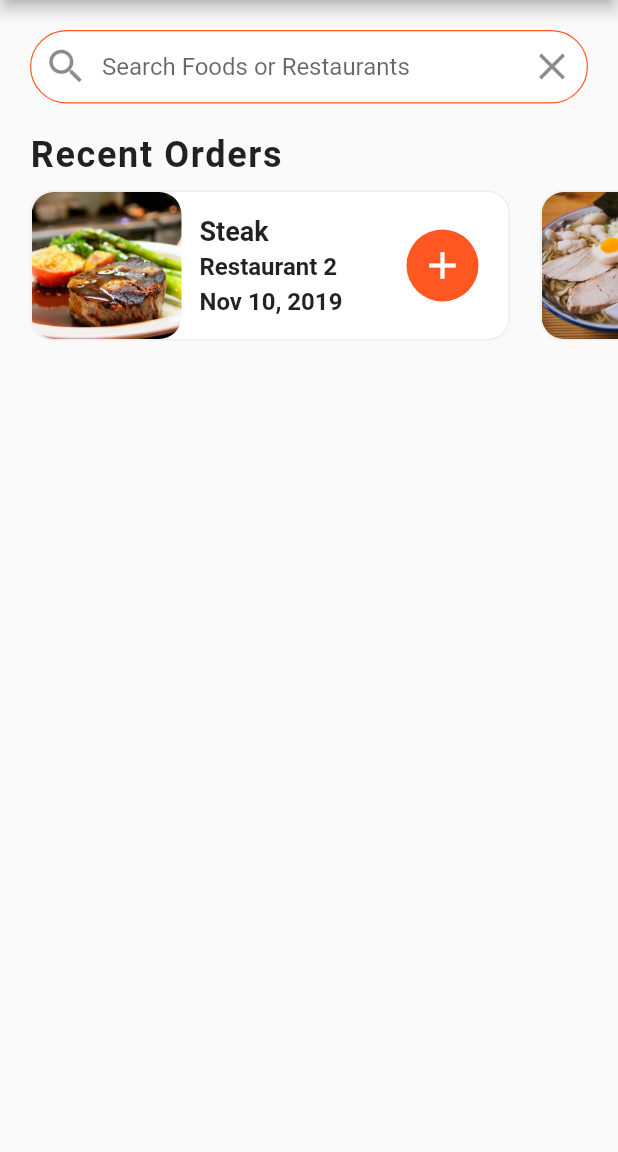
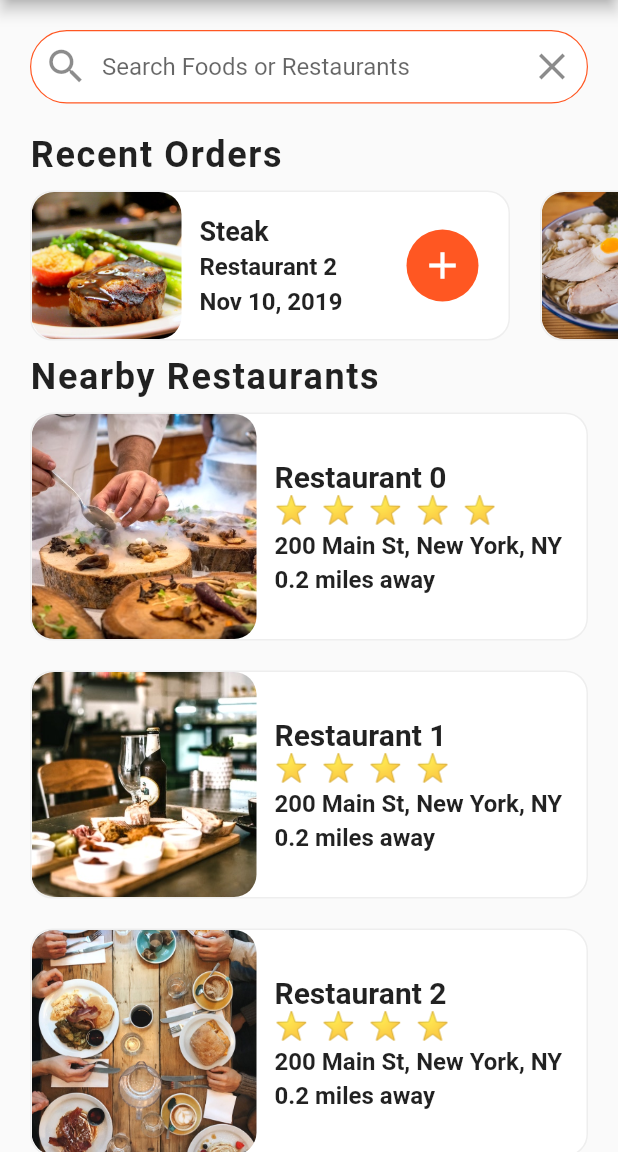
Before and after one commit to Uzcoding/food_delivery_ui, a Flutter app: the screen it shows after launch, on a phone screen of 412 x 824 dp, the part 84-1236 px from its top. Run offline on Flutter 3.47's test engine with Material 2 defaults, Android fonts, the phone set to English and light mode, and no system bars.

Commit message:
nearby restaurants added

```diff
--- a/lib/screens/home_screen.dart
+++ b/lib/screens/home_screen.dart
@@ -1,5 +1,6 @@
 import 'package:flutter/material.dart';
 import 'package:food_delivery_ui/data/data.dart';
+import 'package:food_delivery_ui/models/restaurant.dart';
 import 'package:food_delivery_ui/widgets/widgets.dart';
 
 class HomeScreen extends StatefulWidget {
@@ -8,6 +9,79 @@ class HomeScreen extends StatefulWidget {
 }
 
 class _HomeScreenState extends State<HomeScreen> {
+  _buildRestaurants() {
+    List<Widget> restaurantList = [];
+    restaurants.forEach((Restaurant restaurant) {
+      restaurantList.add(
+        Container(
+          margin: EdgeInsets.symmetric(
+            horizontal: 20.0,
+            vertical: 10.0,
+          ),
+          decoration: BoxDecoration(
+            color: Colors.white,
+            borderRadius: BorderRadius.circular(15.0),
+            border: Border.all(
+              width: 1.0,
+              color: Colors.grey.shade200,
+            ),
+          ),
+          child: Row(
+            children: <Widget>[
+              ClipRRect(
+                borderRadius: BorderRadius.circular(15.0),
+                child: Image(
+                  height: 150.0,
+                  width: 150.0,
+                  image: AssetImage(restaurant.imageUrl),
+                  fit: BoxFit.cover,
+                ),
+              ),
+              Container(
+                margin: const EdgeInsets.all(12.0),
+                child: Column(
+                  crossAxisAlignment: CrossAxisAlignment.start,
+                  children: <Widget>[
+                    Text(
+                      restaurant.name,
+                      style: TextStyle(
+                        fontSize: 20.0,
+                        fontWeight: FontWeight.bold,
+                      ),
+                      overflow: TextOverflow.ellipsis,
+                    ),
+                    RatingStars(restaurant.rating),
+                    const SizedBox(height: 4.0),
+                    Text(
+                      restaurant.address,
+                      style: TextStyle(
+                        fontSize: 16.0,
+                        fontWeight: FontWeight.w600,
+                      ),
+                      overflow: TextOverflow.ellipsis,
+                    ),
+                    const SizedBox(height: 4.0),
+                    Text(
+                      '0.2 miles away',
+                      style: TextStyle(
+                        fontSize: 16.0,
+                        fontWeight: FontWeight.w600,
+                      ),
+                      overflow: TextOverflow.ellipsis,
+                    ),
+                  ],
+                ),
+              ),
+            ],
+          ),
+        ),
+      );
+    });
+    return Column(
+      children: restaurantList,
+    );
+  }
+
   @override
   Widget build(BuildContext context) {
     return Scaffold(
@@ -33,6 +107,7 @@ class _HomeScreenState extends State<HomeScreen> {
         ],
       ),
       body: ListView(
+        physics: BouncingScrollPhysics(),
         children: [
           Padding(
             padding: const EdgeInsets.all(20.0),
@@ -73,6 +148,23 @@ class _HomeScreenState extends State<HomeScreen> {
             ),
           ),
           RecentOrders(),
+          Column(
+            crossAxisAlignment: CrossAxisAlignment.start,
+            children: <Widget>[
+              Padding(
+                padding: const EdgeInsets.symmetric(horizontal: 20.0),
+                child: Text(
+                  'Nearby Restaurants',
+                  style: TextStyle(
+                    fontSize: 24.0,
+                    fontWeight: FontWeight.w600,
+                    letterSpacing: 1.1,
+                  ),
+                ),
+              ),
+              _buildRestaurants(),
+            ],
+          )
         ],
       ),
     );
--- /dev/null
+++ b/lib/widgets/rating_stars.dart
@@ -0,0 +1,22 @@
+import 'package:flutter/material.dart';
+
+class RatingStars extends StatelessWidget {
+  final int rating;
+
+  const RatingStars(this.rating);
+
+  @override
+  Widget build(BuildContext context) {
+    String stars = '';
+    for (int i = 0; i < rating; i++) {
+      stars += '⭐  ';
+    }
+    stars.trim();
+    return Text(
+      stars,
+      style: TextStyle(
+        fontSize: 18.0,
+      ),
+    );
+  }
+}
--- a/lib/widgets/widgets.dart
+++ b/lib/widgets/widgets.dart
@@ -1 +1,2 @@
 export 'recent_orders.dart';
+export 'rating_stars.dart';
```
